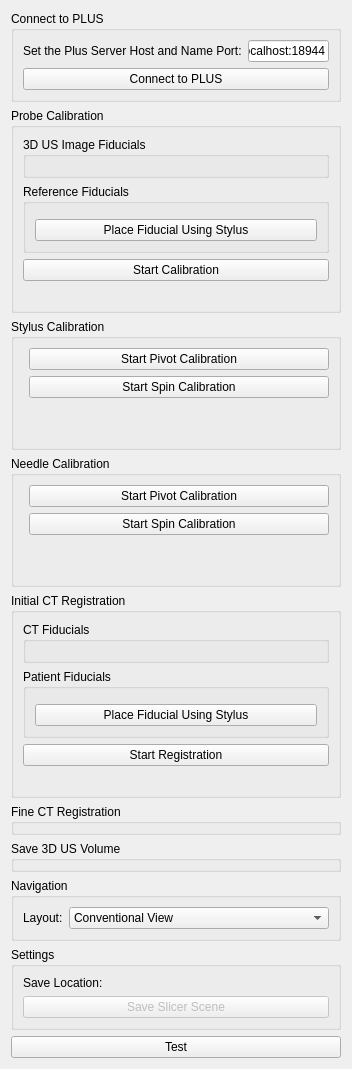
Before: the Qt Designer form WobblerInterventionNavigation/LiverBiopsy/Resources/UI/LiverBiopsy.ui in ASchonewille/3DUSGuidedIntervention, drawn with Qt 5.
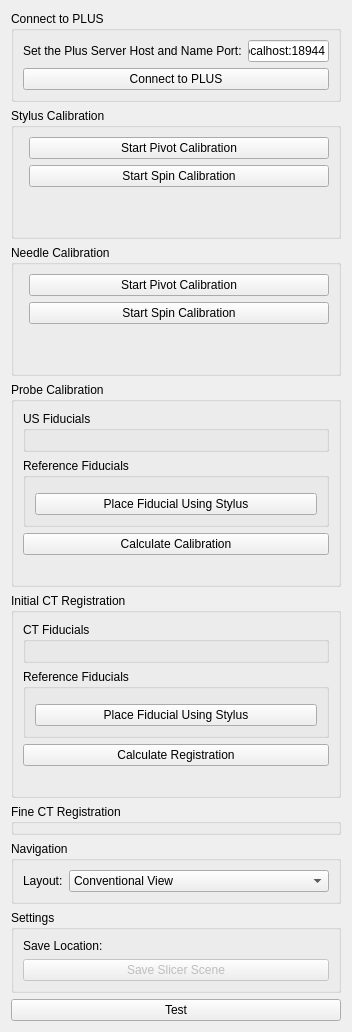
After: the same form once the commit is applied. Custom widgets are drawn as their Qt base class.

Commit message: US Calibration Fixed - need to test US Calibration Collapsible box methods incomplete

What changed in the file:
```diff
--- a/WobblerInterventionNavigation/LiverBiopsy/Resources/UI/LiverBiopsy.ui
+++ b/WobblerInterventionNavigation/LiverBiopsy/Resources/UI/LiverBiopsy.ui
@@ -7,7 +7,7 @@
     <x>0</x>
     <y>0</y>
     <width>352</width>
-    <height>999</height>
+    <height>1030</height>
    </rect>
   </property>
   <property name="acceptDrops">
@@ -15,7 +15,7 @@
   </property>
   <layout class="QFormLayout" name="formLayout">
    <item row="0" column="0" colspan="2">
-    <widget class="ctkCollapsibleGroupBox" name="ConnectPLUS">
+    <widget class="ctkCollapsibleGroupBox" name="ConnectPLUSBox">
      <property name="title">
       <string>Connect to PLUS</string>
      </property>
@@ -48,78 +48,7 @@
     </widget>
    </item>
    <item row="1" column="0" colspan="2">
-    <widget class="ctkCollapsibleGroupBox" name="ProbeCalibration">
-     <property name="enabled">
-      <bool>true</bool>
-     </property>
-     <property name="title">
-      <string>Probe Calibration</string>
-     </property>
-     <property name="collapsed">
-      <bool>false</bool>
-     </property>
-     <layout class="QFormLayout" name="formLayout_6">
-      <item row="0" column="0" colspan="2">
-       <widget class="ctkCollapsibleGroupBox" name="CollapsibleGroupBox">
-        <property name="title">
-         <string>3D US Image Fiducials</string>
-        </property>
-        <layout class="QFormLayout" name="formLayout_7">
-         <item row="0" column="0" colspan="2">
-          <widget class="qSlicerSimpleMarkupsWidget" name="fromUSToReferenceFiducialWidget">
-           <property name="nodeSelectorVisible">
-            <bool>false</bool>
-           </property>
-          </widget>
-         </item>
-        </layout>
-       </widget>
-      </item>
-      <item row="1" column="0" colspan="2">
-       <widget class="ctkCollapsibleGroupBox" name="CollapsibleGroupBox_2">
-        <property name="title">
-         <string>Reference Fiducials</string>
-        </property>
-        <layout class="QFormLayout" name="formLayout_8">
-         <item row="0" column="0" colspan="2">
-          <widget class="qSlicerSimpleMarkupsWidget" name="toUSToReferenceFiducialWidget">
-           <property name="nodeSelectorVisible">
-            <bool>false</bool>
-           </property>
-          </widget>
-         </item>
-         <item row="1" column="0" colspan="2">
-          <widget class="QPushButton" name="placeToUSToReferenceFiducialButton">
-           <property name="text">
-            <string>Place Fiducial Using Stylus</string>
-           </property>
-          </widget>
-         </item>
-        </layout>
-       </widget>
-      </item>
-      <item row="2" column="0" colspan="2">
-       <widget class="QPushButton" name="USCalibrationButton">
-        <property name="text">
-         <string>Start Calibration</string>
-        </property>
-       </widget>
-      </item>
-      <item row="3" column="0" colspan="2">
-       <widget class="QLabel" name="USCalibrationErrorLabel">
-        <property name="text">
-         <string/>
-        </property>
-        <property name="alignment">
-         <set>Qt::AlignCenter</set>
-        </property>
-       </widget>
-      </item>
-     </layout>
-    </widget>
-   </item>
-   <item row="2" column="0" colspan="2">
-    <widget class="ctkCollapsibleGroupBox" name="StylusCalibration">
+    <widget class="ctkCollapsibleGroupBox" name="StylusCalibrationBox">
      <property name="title">
       <string>Stylus Calibration</string>
      </property>
@@ -164,8 +93,8 @@
      </layout>
     </widget>
    </item>
-   <item row="4" column="0" colspan="2">
-    <widget class="ctkCollapsibleGroupBox" name="NeedleCalibration">
+   <item row="2" column="0" colspan="2">
+    <widget class="ctkCollapsibleGroupBox" name="NeedleCalibrationBox">
      <property name="acceptDrops">
       <bool>true</bool>
      </property>
@@ -219,8 +148,79 @@
      </layout>
     </widget>
    </item>
-   <item row="5" column="0" colspan="2">
-    <widget class="ctkCollapsibleGroupBox" name="InitialCTRegistration">
+   <item row="3" column="0" colspan="2">
+    <widget class="ctkCollapsibleGroupBox" name="ProbeCalibrationBox">
+     <property name="enabled">
+      <bool>true</bool>
+     </property>
+     <property name="title">
+      <string>Probe Calibration</string>
+     </property>
+     <property name="collapsed">
+      <bool>true</bool>
+     </property>
+     <layout class="QFormLayout" name="formLayout_6">
+      <item row="0" column="0" colspan="2">
+       <widget class="ctkCollapsibleGroupBox" name="CollapsibleGroupBox">
+        <property name="title">
+         <string>US Fiducials</string>
+        </property>
+        <layout class="QFormLayout" name="formLayout_7">
+         <item row="0" column="0" colspan="2">
+          <widget class="qSlicerSimpleMarkupsWidget" name="fromUSToReferenceFiducialWidget">
+           <property name="nodeSelectorVisible">
+            <bool>false</bool>
+           </property>
+          </widget>
+         </item>
+        </layout>
+       </widget>
+      </item>
+      <item row="1" column="0" colspan="2">
+       <widget class="ctkCollapsibleGroupBox" name="CollapsibleGroupBox_2">
+        <property name="title">
+         <string>Reference Fiducials</string>
+        </property>
+        <layout class="QFormLayout" name="formLayout_8">
+         <item row="0" column="0" colspan="2">
+          <widget class="qSlicerSimpleMarkupsWidget" name="toUSToReferenceFiducialWidget">
+           <property name="nodeSelectorVisible">
+            <bool>false</bool>
+           </property>
+          </widget>
+         </item>
+         <item row="1" column="0" colspan="2">
+          <widget class="QPushButton" name="placeToUSToReferenceFiducialButton">
+           <property name="text">
+            <string>Place Fiducial Using Stylus</string>
+           </property>
+          </widget>
+         </item>
+        </layout>
+       </widget>
+      </item>
+      <item row="2" column="0" colspan="2">
+       <widget class="QPushButton" name="USCalibrationButton">
+        <property name="text">
+         <string>Calculate Calibration</string>
+        </property>
+       </widget>
+      </item>
+      <item row="3" column="0" colspan="2">
+       <widget class="QLabel" name="USCalibrationErrorLabel">
+        <property name="text">
+         <string/>
+        </property>
+        <property name="alignment">
+         <set>Qt::AlignCenter</set>
+        </property>
+       </widget>
+      </item>
+     </layout>
+    </widget>
+   </item>
+   <item row="4" column="0" colspan="2">
+    <widget class="ctkCollapsibleGroupBox" name="InitialCTRegistrationBox">
      <property name="title">
       <string>Initial CT Registration</string>
      </property>
@@ -263,7 +263,10 @@
       <item row="2" column="0" colspan="2">
        <widget class="ctkCollapsibleGroupBox" name="CollapsibleGroupBox_4">
         <property name="title">
-         <string>Patient Fiducials </string>
+         <string>Reference Fiducials </string>
+        </property>
+        <property name="collapsed">
+         <bool>false</bool>
         </property>
         <layout class="QFormLayout" name="formLayout_10">
          <item row="0" column="0" colspan="2">
@@ -293,7 +296,7 @@
       <item row="3" column="0" colspan="2">
        <widget class="QPushButton" name="initialCTRegistrationButton">
         <property name="text">
-         <string>Start Registration</string>
+         <string>Calculate Registration</string>
         </property>
        </widget>
       </item>
@@ -310,8 +313,8 @@
      </layout>
     </widget>
    </item>
-   <item row="6" column="0" colspan="2">
-    <widget class="ctkCollapsibleGroupBox" name="FineCTRegistration">
+   <item row="5" column="0" colspan="2">
+    <widget class="ctkCollapsibleGroupBox" name="FineCTRegistrationBox">
      <property name="title">
       <string>Fine CT Registration</string>
      </property>
@@ -320,18 +323,8 @@
      </property>
     </widget>
    </item>
-   <item row="8" column="0" colspan="2">
-    <widget class="ctkCollapsibleGroupBox" name="USCapture">
-     <property name="title">
-      <string>Save 3D US Volume</string>
-     </property>
-     <property name="collapsed">
-      <bool>false</bool>
-     </property>
-    </widget>
-   </item>
-   <item row="9" column="0" colspan="2">
-    <widget class="ctkCollapsibleGroupBox" name="Navigation">
+   <item row="6" column="0" colspan="2">
+    <widget class="ctkCollapsibleGroupBox" name="NavigationBox">
      <property name="title">
       <string>Navigation</string>
      </property>
@@ -368,8 +361,8 @@
      </layout>
     </widget>
    </item>
-   <item row="10" column="0" colspan="2">
-    <widget class="ctkCollapsibleGroupBox" name="Settings">
+   <item row="7" column="0" colspan="2">
+    <widget class="ctkCollapsibleGroupBox" name="SettingsBox">
      <property name="enabled">
       <bool>true</bool>
      </property>
@@ -431,7 +424,7 @@
      </layout>
     </widget>
    </item>
-   <item row="11" column="0" colspan="2">
+   <item row="8" column="0" colspan="2">
     <widget class="QPushButton" name="testButton">
      <property name="text">
       <string>Test</string>
```
The commit also changes 5 other files.
